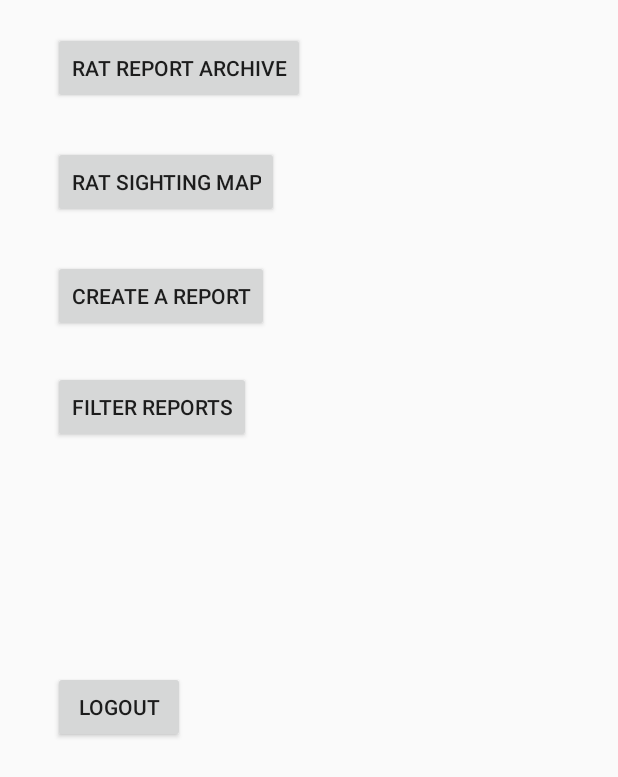
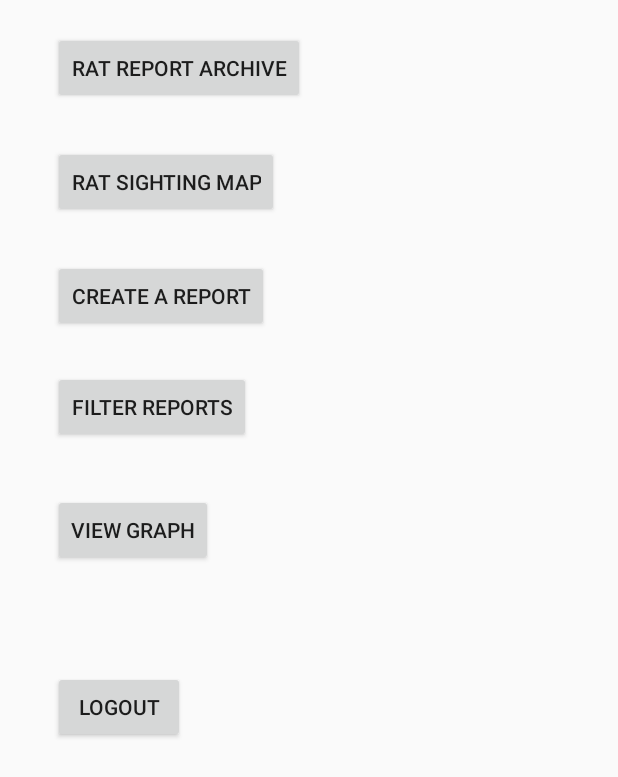
Before and after one commit to junk13/RatPatrol, an Android app: the SelectionScreenActivity screen opened directly, with no data from a screen before it, on a phone screen of 412 x 824 dp. Shown: the top 777 px of the screen. Run offline under Robolectric (Android 15) with nearby library versions, the phone set to English and light mode, and no system bars.

Commit message:
Added button functionality in report screen.

```diff
--- a/app/src/main/java/pizzarat/cs2340/gatech/edu/ratpatrol/ReportGraphActivity.java
+++ b/app/src/main/java/pizzarat/cs2340/gatech/edu/ratpatrol/ReportGraphActivity.java
@@ -10,4 +10,6 @@ public class ReportGraphActivity extends AppCompatActivity {
         super.onCreate(savedInstanceState);
         setContentView(R.layout.activity_report_graph);
     }
+
+
 }
--- a/app/src/main/java/pizzarat/cs2340/gatech/edu/ratpatrol/SelectionScreenActivity.java
+++ b/app/src/main/java/pizzarat/cs2340/gatech/edu/ratpatrol/SelectionScreenActivity.java
@@ -96,6 +96,16 @@ public class SelectionScreenActivity extends AppCompatActivity {
             }
         });
 
+        // Sets the View Graph button function
+        Button graphButton = (Button) findViewById(R.id.graphButton);
+        graphButton.setOnClickListener(new View.OnClickListener() {
+            @Override
+            public void onClick(View v) {
+                switchToReportGraphScreen();
+            }
+        });
+
+
         Log.d("hidden",""+reportBroker.getMaxKey(getBaseContext()));
         if (!reportBroker.isPopulated(this.getBaseContext())){
             Log.d("hidden","it's not populated, boi");
@@ -142,7 +152,7 @@ public class SelectionScreenActivity extends AppCompatActivity {
     }
 
     /**
-     * Switches to the FilterReportsActivity
+     * Switches to the FilterReportsActivity.
      */
     public void switchToFilterReportsScreen() {
         Intent switchToFilterReportsActivity = new Intent(this, FilterReportsActivity.class);
@@ -154,6 +164,14 @@ public class SelectionScreenActivity extends AppCompatActivity {
      */
     public void logout() {
        switchBackToWelcomeActivity();
+    }
+
+    /**
+     * Switches to the ReportGraphActivity.
+     */
+    public void switchToReportGraphScreen() {
+        Intent switchToReportGraphScreenActivity = new Intent(this, ReportGraphActivity.class);
+        startActivity(switchToReportGraphScreenActivity);
     }
 
     /**
--- a/app/src/main/res/layout/activity_selection_screen.xml
+++ b/app/src/main/res/layout/activity_selection_screen.xml
@@ -64,4 +64,13 @@
         tools:layout_editor_absoluteX="34dp"
         tools:layout_editor_absoluteY="243dp"/>
 
+    <Button
+        android:id="@+id/graphButton"
+        android:layout_width="wrap_content"
+        android:layout_height="wrap_content"
+        android:layout_alignStart="@+id/filterScreenButton"
+        android:layout_below="@+id/filterScreenButton"
+        android:layout_marginTop="34dp"
+        android:text="View Graph"/>
+
 </RelativeLayout>
```
